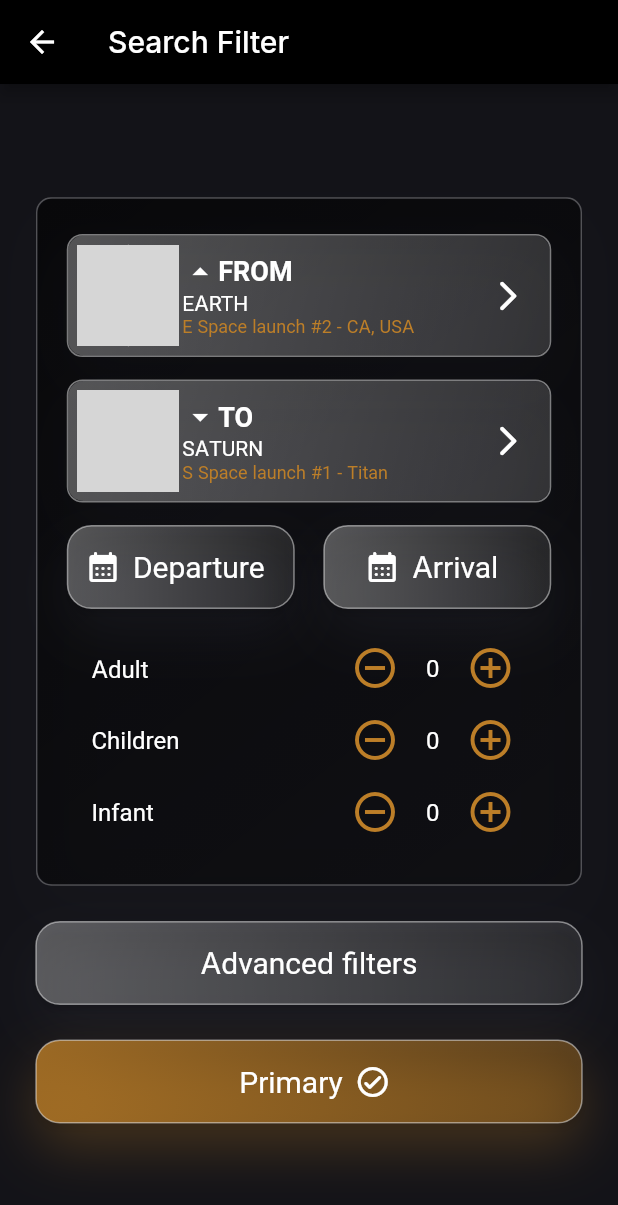
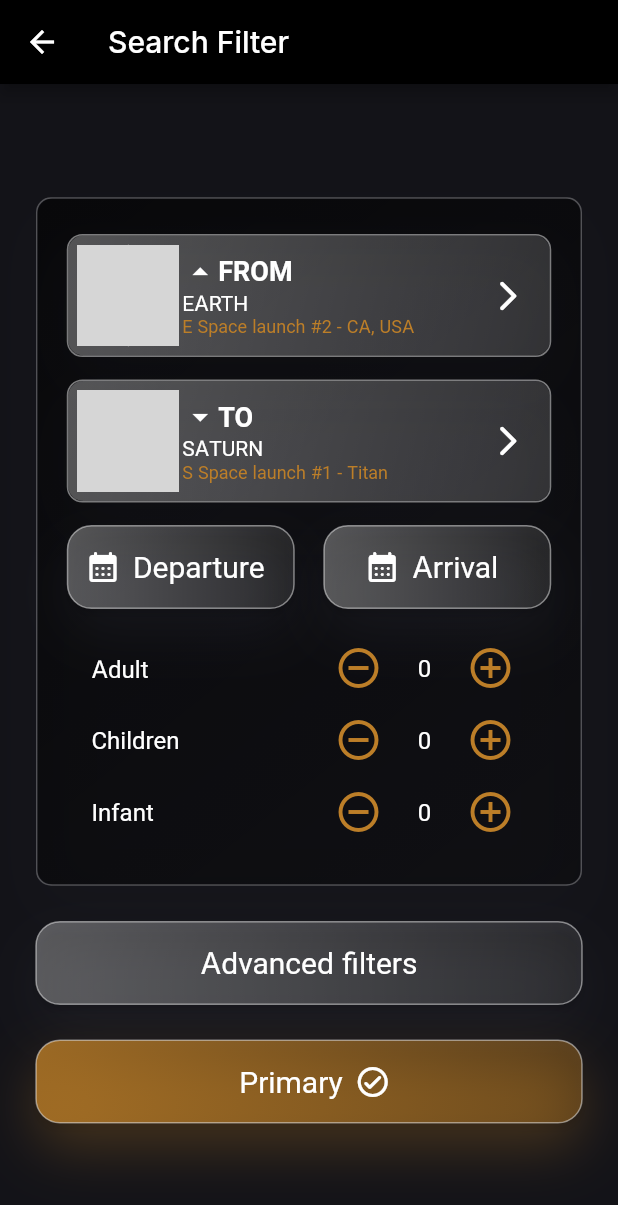
Before and after one commit to TechTriathlon-CosmiX/flutter_app, a Flutter app: the SearchAndFilterScreen screen opened directly, on a phone screen of 412 x 824 dp. Shown: the top 1205 px of the screen. Run offline on Flutter 3.47's test engine with Material 2 defaults, Android fonts, the phone set to English and light mode, and no system bars; our stand-ins replace flutter_svg, get, google_fonts; missing offline and left inert: iconify_flutter; grey boxes are pictures that could not be loaded.

Commit message:
changed the passenger input to fixed width

```diff
--- a/lib/widgets/passenger_input.dart
+++ b/lib/widgets/passenger_input.dart
@@ -34,11 +34,11 @@ class PassengerInputRow extends StatelessWidget {
                   }
                 },
               ),
-              SizedBox(
+              const SizedBox(
                 width: 10,
               ),
-              Obx(() => Text(count.toString(), style: const TextStyle(color: CosmixColor.white, fontFamily: CosmixFont.fontFamily, fontSize: 16),)),
-              SizedBox(
+              Obx(() => SizedBox(width: 20, child: Center(child: Text(count.toString(), style: const TextStyle(color: CosmixColor.white, fontFamily: CosmixFont.fontFamily, fontSize: 16),)))),
+              const SizedBox(
               width: 10,
               ),
               IconButton(
```
